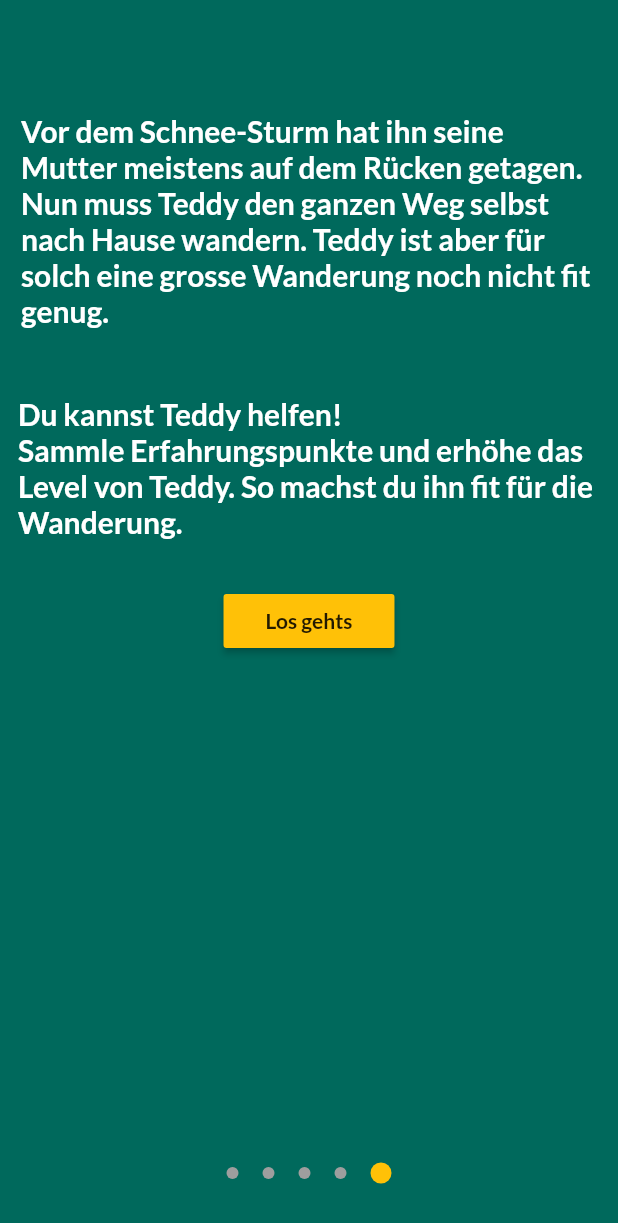
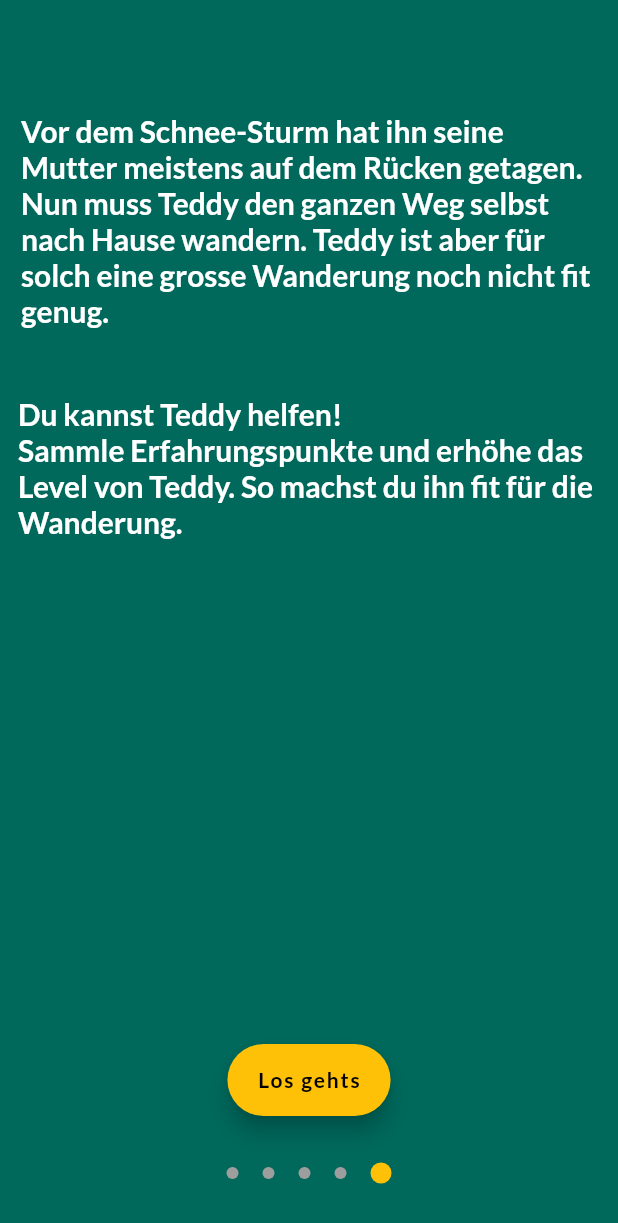
Before and after one commit to schmt5/papp, a Flutter app: the OnboardingScreen screen opened by its route, swiped to page 5, on a phone screen of 412 x 824 dp. Shown: the top 1223 px of the screen. Run offline on Flutter 3.47's test engine with Material 2 defaults, Android fonts, the phone set to English and light mode, and no system bars; our stand-ins replace flare_flutter, shared_preferences, sqflite; missing offline and left inert: barcode_scan, flare_dart; accounts and stored records are empty.

Commit message:
BIG CHANGE
with OnboardingProvider its now possible to know, if user has made the onbording or not. Depending on that, OnboardingScreen or HomeScreen is shown.

```diff
--- a/papp/lib/screens/home_screen.dart
+++ b/papp/lib/screens/home_screen.dart
@@ -24,7 +24,6 @@ class _HomeScreenState extends State<HomeScreen>
     _tabController = TabController(vsync: this, length: 2);
     _tabController.addListener(_handleTabIndex);
     Provider.of<Points>(context, listen: false).fetchAndSetPoints();
-
   }
 
   @override
--- a/papp/lib/screens/onboarding_screen.dart
+++ b/papp/lib/screens/onboarding_screen.dart
@@ -1,5 +1,7 @@
 import 'package:flutter/material.dart';
+import 'package:provider/provider.dart';
 
+import '../providers/onboarding.dart';
 import '../widgets/teddy.dart';
 
 class OnboardingScreen extends StatefulWidget {
@@ -66,6 +68,26 @@ class _OnboardingScreenState extends State<OnboardingScreen> {
                     ),
                   ),
                 ],
+              ),
+              Visibility(
+                visible: currentPageValue == introWidgets.length - 1,
+                child: Align(
+                  alignment: Alignment.bottomCenter,
+                  child: Padding(
+                    padding: const EdgeInsets.only(bottom: 80),
+                    child: FloatingActionButton.extended(
+                      label: Text(
+                        'Los gehts',
+                        style: TextStyle(
+                          fontWeight: FontWeight.w600,
+                        ),
+                      ),
+                      onPressed: () {
+                        Provider.of<Onboarding>(context).setIsOnboarded(true);
+                      },
+                    ),
+                  ),
+                ),
               ),
             ],
           ),
@@ -356,24 +378,6 @@ final List<Widget> introWidgets = [
             textAlign: TextAlign.left,
           ),
         ),
-        SizedBox(
-          height: 30,
-        ),
-        Center(
-          child: RaisedButton(
-            child: Padding(
-              padding: const EdgeInsets.symmetric(horizontal: 12),
-              child: Text(
-                'Los gehts',
-                style: TextStyle(
-                  fontWeight: FontWeight.w600,
-                ),
-              ),
-            ),
-            onPressed: () {},
-            color: Colors.amber,
-          ),
-        ),
       ],
     ),
   ),
```
Also changed, not shown: papp/lib/main.dart (+7 -44 lines), papp/lib/papp.dart (added, +75 -0 lines), papp/lib/providers/onboarding.dart (added, +25 -0 lines), papp/lib/screens/dashbord_screen.dart (+7 -0 lines), papp/lib/widgets/no_reward_choosen_card.dart (+16 -8 lines).
